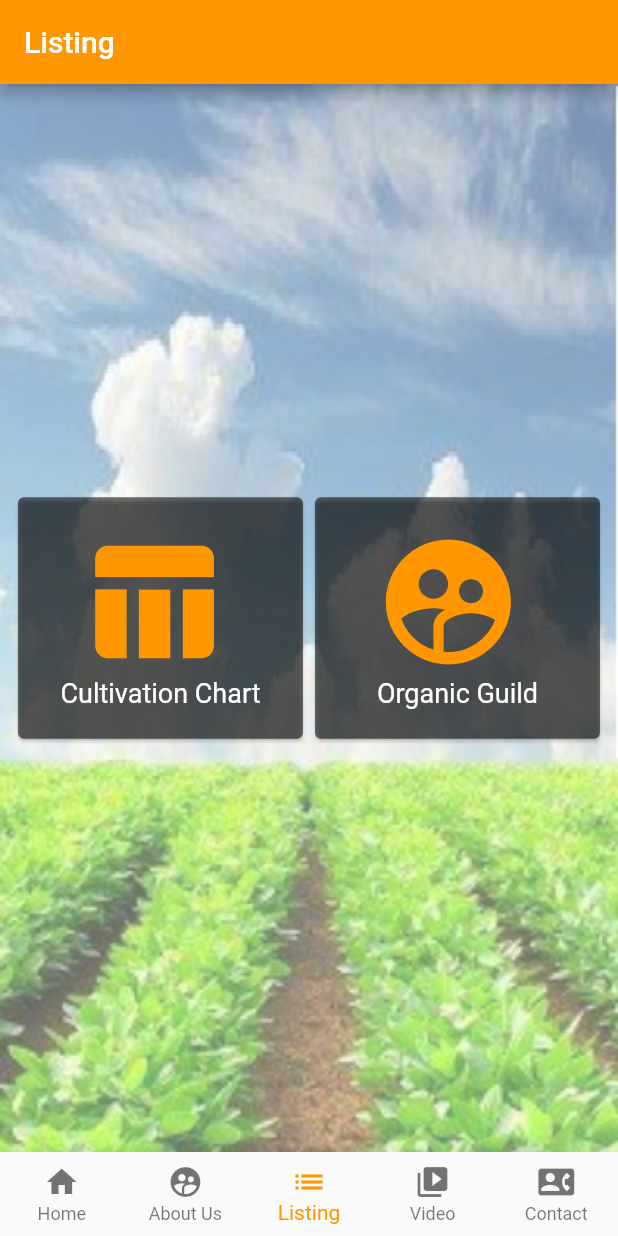
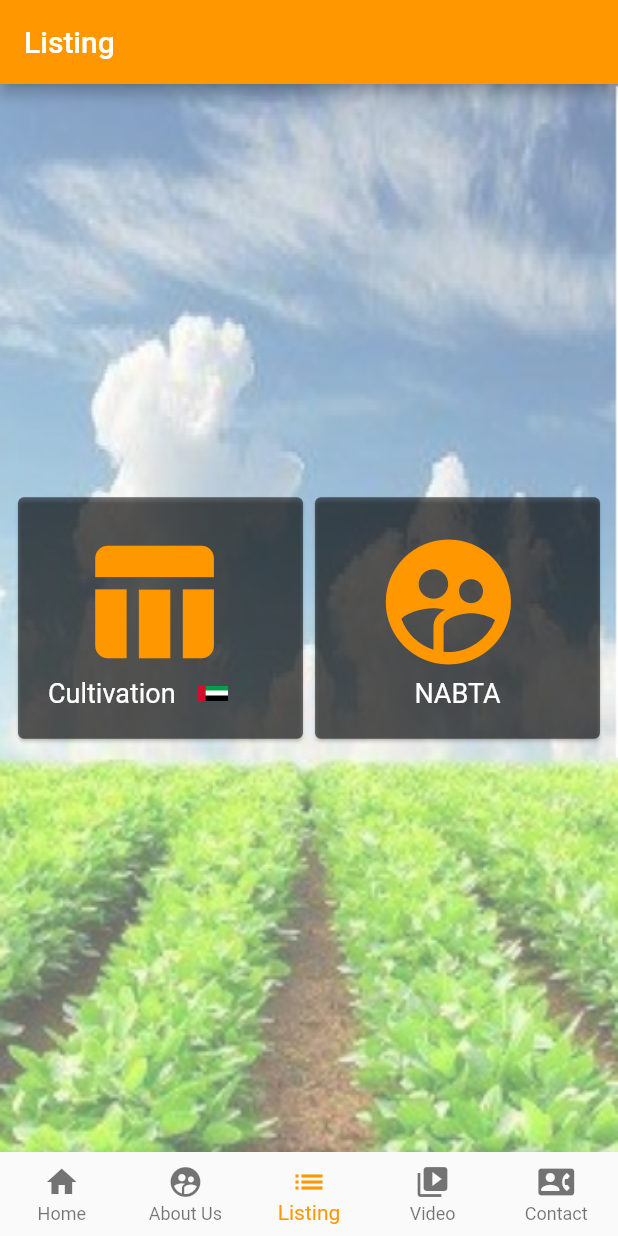
Before and after one commit to Reyan002/AlEBDAA, a Flutter app: the screen it shows after launch, item 3 of the bottom bar chosen, on a phone screen of 412 x 824 dp. Run offline on Flutter 3.47's test engine with Material 2 defaults, Android fonts, the phone set to English and light mode, and no system bars; our stand-ins replace google_maps_flutter, shared_preferences.

Commit message:
05  05 2020

```diff
--- a/lib/Listing.dart
+++ b/lib/Listing.dart
@@ -58,7 +58,16 @@ class _ListingState extends State<Listing> {
                                   context,
                                   MaterialPageRoute(builder: (context) => CultivationChart()),
                                 );}, icon: Icon(Icons.table_chart,size: 100,color: Colors.orange,), label: Text(""))
-                                ,Text(TranslationBase.of(context).cultichart,style: TextStyle(fontSize: 18,color: Colors.white),),
+                                ,Row(
+                                  children: <Widget>[
+                                    Text(TranslationBase.of(context).cultichart,style: TextStyle(fontSize: 18,color: Colors.white),),
+                                    Container(
+                                      padding: EdgeInsets.all(5),
+                                        height: 20,
+                                        width: 50,
+                                        child: Image.asset("asset/images/uae.jpg"))
+                                  ],
+                                ),
                               ],
                             ),
                           ),
--- a/lib/translations_delegate_base.dart
+++ b/lib/translations_delegate_base.dart
@@ -24,8 +24,8 @@ class TranslationBase {
   'app_name': 'Al-Ebdaa',
   'btn_en':'English',
   'btn_ar' : 'Arabic',
-  'about_us' : 'Al-EBBDA AL-ZAHABI Investments is a company invests in many sectors (commercial, industrial, agriculture, education, petrol and gas, tourism) was established to support and develop SME businesses around UAE and Organic Guild is part of Al-EBBDA AL-ZAHABI, its created with the purpose of encouraging and developing the organic industry the UAE. Organic Guild is group of companies that are organic certified or related to it or have passion to it. The purpose of this group is to share information, cooperate in the business and participate in events and exhibition.',
-  'become':'Become A Partner',
+ 'about_us':'Al-EBBDA AL-Thahabi Investments was established in 2015 to support, develop SME businesses and Trade around UAE in Organic and Sustainable projects, it created with the purpose of encouraging and developing the organic industry the UAE. In Agriculture sector Alebdaa partnership with Nabta Agriculture. Nabta is a community business which gathered group of people who have experience in agriculture. The purpose of this partnership is to share information, cooperate in the business and participate in events and exhibition and trading. ALEBDAA App  is part of the awareness program that will help the community to know about how to grow there own food. ',
+   'become':'Become A Partner',
   'home':'Home',
   'about':'About Us',
   'contact':'Contact',
@@ -37,8 +37,8 @@ class TranslationBase {
       'more':'More',
       'title':'Title',
       'sno':'S.No.',
-      'cultichart':'Cultivation Chart',
-      'organic':'Organic Guild',
+      'cultichart':'Cultivation',
+      'organic':'NABTA',
       'one':'1',
       'two':'2',
 
@@ -52,9 +52,8 @@ class TranslationBase {
    'txtAbout':'About Us',
    'mission':'Our Mission ',
    'vission':'Our Vision ',
-   'Mission':'participate in growth of organic sector and encourage young farmers to invest in their farms as well as support traditional farmers to adopt new technology in farming. Also raise awareness of importance of organic industry to be available and spread widely among United Arab Emirates.',
-   'Vission':'develop agriculture sector and promote UAE to become on the top of organic industry and be market leader in GCC and middle-east. At same time continuing support to meet clients and business needs as they develop.',
-
+   'Mission': 'Participate in growth of organic sector and encourage young farmers to invest in their farms as well as support traditional farmers to adopt new technology in farming. Also raise awareness of importance of organic industry to be available and spread widely among United Arab Emirates.',
+  'Vission': 'Our Vision: develop agriculture sector and promote UAE to become on the top of organic and sustainable industry to  be market leader in GCC and middle-east. At same time continuing support to meet clients and business needs as they develop.'
 
 
 
@@ -79,8 +78,8 @@ class TranslationBase {
       'title':'عنوان',
       'sno':'رقم سري',
 
-      'cultichart':'مخطط الزراعة',
-      'organic':'النقابة العضوية',
+      'cultichart':'زراعة',
+      'organic': 'نبتة',
       'one':'١',
       'two':'١',
 
@@ -92,11 +91,11 @@ class TranslationBase {
 
       'who':'من نحن',
       'txtAbout':'معلومات عنا',
-      'about_us' : 'الإبداع الذهبي للإستثمار هي شركة تستثمر في العديد من القطاعات (التجارة، الصناعة، الزراعة، التعليم، البترول والغاز، السياحة) تأسست لدعم وتطوير الشركات الصغيرة والمتوسطة في دولة الإمارات العربية المتحدة و فريق الأورغانيك هي جزء من شركة الإبداع الذهبي للإستثمار أُنشئت للاهتمام ومتابعة وتطوير قطاع الانتاج العضوي في دولة الإمارات. فريق الأورغانيك او الفريق العضوي هو مجموعة من الشركات المرخصة لممارسة النشاط العضوي و الشركات المهتمة بالمجال العضوي لتبادل المعلومات والخبرات والمشاركة في المعارض و الاحداث المرتبطة بالزراعة والمنتجات العضوية.',
+      'about_us' : 'تأسست شركة الإبداع الذهبي للاستثمار في عام 2015 لتأسيس  وتطوير الشركات الصغيرة والمتوسطة والتجارة حول دولة الإمارات العربية المتحدة في المشاريع الزراعية للإنتاج العضوي والمستدام ، وقد تم إنشاؤها بهدف تشجيع وتطوير الصناعة العضوية و المستدامة في الإمارات العربية المتحدة. في قطاع التطوير الزراعي تم  التعاون مع شركة نبتة الزراعية .و هي شركة مجتمعية تجمع مجموعة من الناس الذين   لديهم خبرة في الزراعة المستدامة و التجارة بمستلزماتها . الغرض من هذه الشراكة هو  تبادل المعلومات والتعاون في الأعمال والمشاركة في الأحداث والمعارض.  " الإبداع AL-EBDAA "هو جزء من برامج التثقيفية و التوعوية  للمجتمع بكيفية زراعة غذائهم بنفسهم ',
        'mission':'رسالتنا ',
       'vission':'رؤيتنا ',
-      'Mission':'رسالتنا : المساهمة في نمو قطاع المنتجات والزراعة العضوية وتحفيز المزارعين الشباب لاستثمار مزارعم وتشجيع المزارعين التقليديين لتبني طرق جديدة في الزراعة، بالإضافة الى نشر الوعي بأهمية توافر المنتجات العضوية وانتشارها على نطاق واسع في دولة الامارات.',
-      'Vission':'تطوير قطاع الزراعة العضوية وتعزيز مكانة الإمارت لتصبح الأولى خليجياً وعربياً في الانتاج والزراعة العضويه مع المحافظة على تطوير امكانياتنا لتتناسب مع تطور احتياجات عملائنا.',
+      'Mission': 'المشاركة في نمو قطاع   الإنتاج العضوي و المستدام وتشجيع أصحاب المزارعين على الاستثمار في مزارعهم وكذلك   دعم المزارعين التقليديين لتبني تكنولوجيا جديدة في الزراعة. و رفع الوعي بأهمية   الصناعة العضوية و المستدامة  لتكون متاحة   ونشرها على نطاق واسع بين الإمارات العربية المتحدة',
+  'Vission':'تطوير قطاع الزراعة العضوية وتعزيز مكانة الإمارت لتصبح الأولى خليجياً وعربياً في الانتاج والزراعة العضويه مع المحافظة على تطوير امكانياتنا لتتناسب مع تطور احتياجات عملائنا.',
 
 
     },
```
Also changed, not shown: asset/images/uae.jpg (added).
